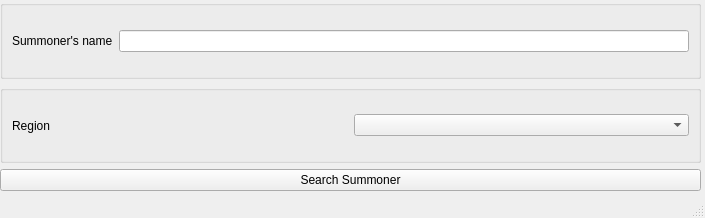
Above: guiAlpha.ui from lucbece/tftOverlay before the change. Below: the same form after it.
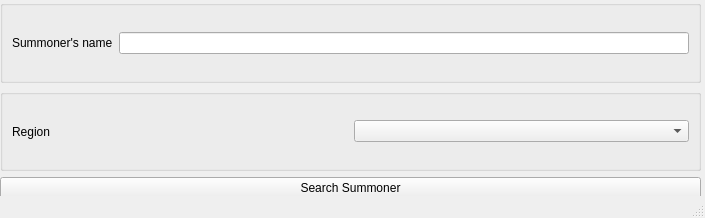
That is the form after the change.

The edit to the form file:
```diff
--- a/guiAlpha.ui
+++ b/guiAlpha.ui
@@ -20,7 +20,7 @@
       <x>0</x>
       <y>0</y>
       <width>701</width>
-      <height>191</height>
+      <height>199</height>
      </rect>
     </property>
     <layout class="QVBoxLayout" name="verticalLayout">
```
